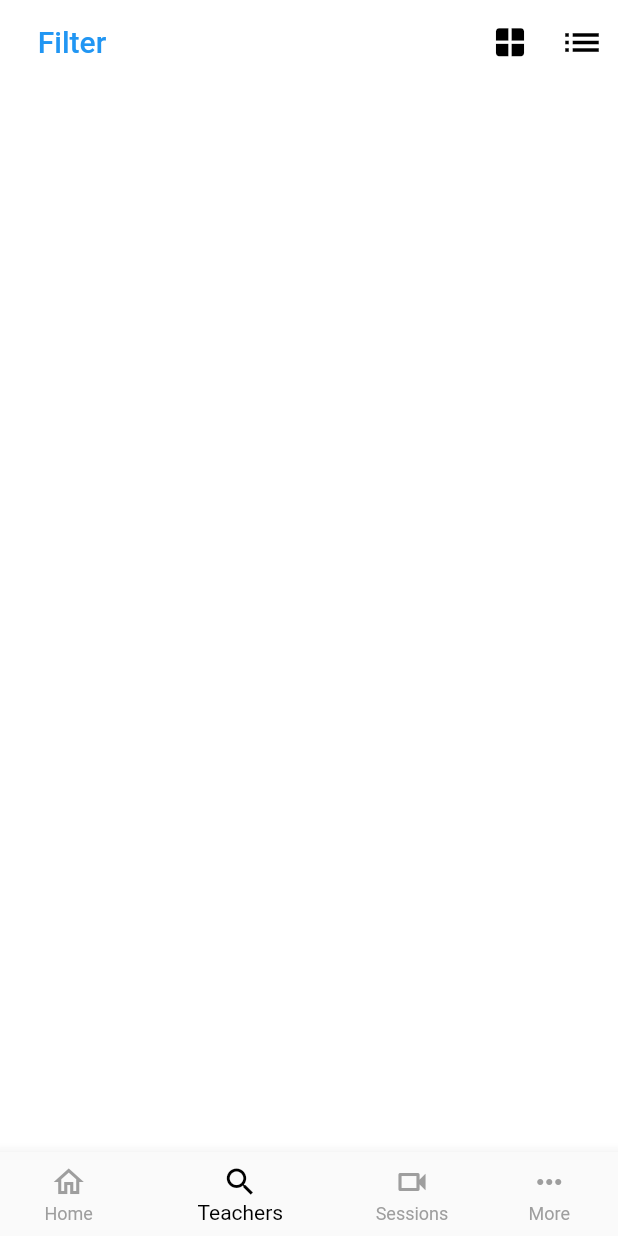
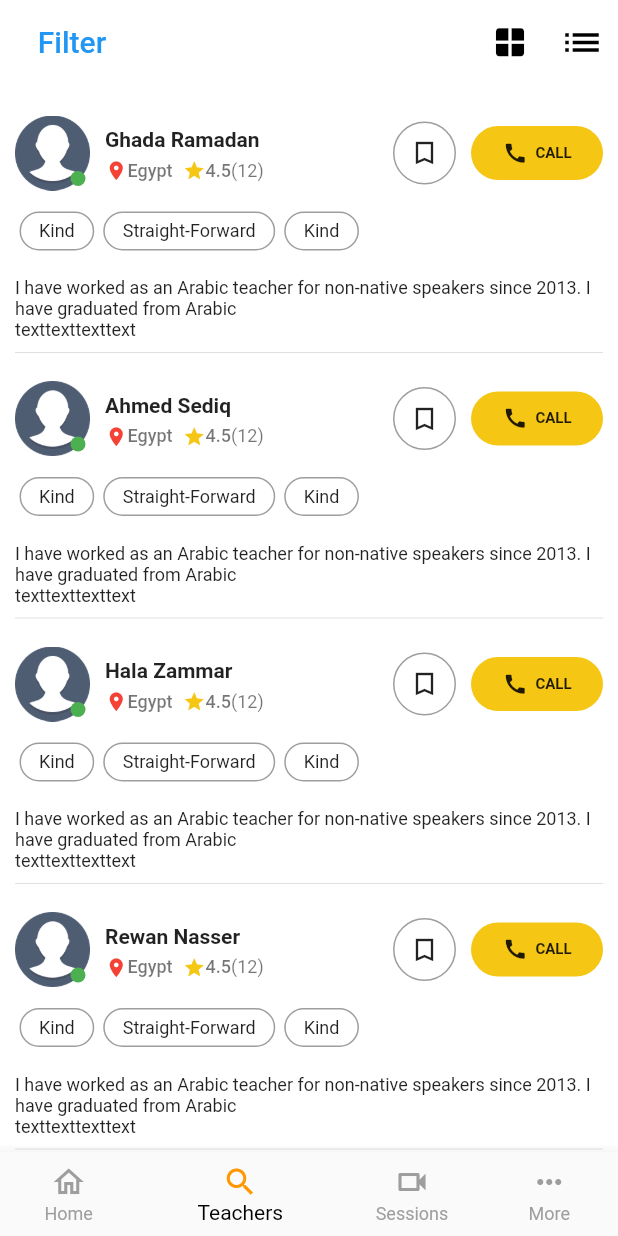
Before and after one commit to Modather-ali/flutter_app, a Flutter app: the screen it shows after launch, on a phone screen of 412 x 824 dp. Run offline on Flutter 3.47's test engine with Material 2 defaults, Android fonts, the phone set to English and light mode, and no system bars.

Commit message:
new update

```diff
--- a/lib/main.dart
+++ b/lib/main.dart
@@ -45,19 +45,28 @@ class _MyHomePageState extends State<MyHomePage> {
         selectedLabelStyle: const TextStyle(color: Colors.black),
         items: [
           _barItem(
-            icon: const Icon(Icons.home_outlined),
+            icon: const Icon(
+              Icons.home_outlined,
+            ),
             label: "Home",
           ),
           _barItem(
-            icon: const Icon(Icons.search),
+            icon: const Icon(
+              Icons.search,
+              color: Colors.orange,
+            ),
             label: "Teachers",
           ),
           _barItem(
-            icon: const Icon(Icons.videocam_outlined),
+            icon: const Icon(
+              Icons.videocam_outlined,
+            ),
             label: "Sessions",
           ),
           _barItem(
-            icon: const Icon(Icons.more_horiz),
+            icon: const Icon(
+              Icons.more_horiz,
+            ),
             label: "More",
           ),
         ],
--- /dev/null
+++ b/lib/modules/teacher.dart
@@ -0,0 +1,44 @@
+class Teacher {
+  final String name;
+  final String description;
+
+  Teacher({
+    required this.name,
+    required this.description,
+  });
+}
+
+List teachersList = <Teacher>[
+  Teacher(
+      name: "Ghada Ramadan",
+      description:
+          "I have worked as an Arabic teacher for non-native speakers since 2013. I have graduated from Arabic\ntexttexttexttext"),
+  Teacher(
+      name: "Ahmed Sediq",
+      description:
+          "I have worked as an Arabic teacher for non-native speakers since 2013. I have graduated from Arabic\ntexttexttexttext"),
+  Teacher(
+      name: "Hala Zammar",
+      description:
+          "I have worked as an Arabic teacher for non-native speakers since 2013. I have graduated from Arabic\ntexttexttexttext"),
+  Teacher(
+      name: "Rewan Nasser",
+      description:
+          "I have worked as an Arabic teacher for non-native speakers since 2013. I have graduated from Arabic\ntexttexttexttext"),
+  Teacher(
+      name: "Ghada Ramadan",
+      description:
+          "I have worked as an Arabic teacher for non-native speakers since 2013. I have graduated from Arabic\ntexttexttexttext"),
+  Teacher(
+      name: "Ahmed Sediq",
+      description:
+          "I have worked as an Arabic teacher for non-native speakers since 2013. I have graduated from Arabic\ntexttexttexttext"),
+  Teacher(
+      name: "Hala Zammar",
+      description:
+          "I have worked as an Arabic teacher for non-native speakers since 2013. I have graduated from Arabic\ntexttexttexttext"),
+  Teacher(
+      name: "Rewan Nasser",
+      description:
+          "I have worked as an Arabic teacher for non-native speakers since 2013. I have graduated from Arabic\ntexttexttexttext"),
+];
--- a/lib/screens/teachers.dart
+++ b/lib/screens/teachers.dart
@@ -1,4 +1,7 @@
+import 'package:app/modules/teacher.dart';
 import 'package:flutter/material.dart';
+
+import 'widgets/horizontal_card.dart';
 
 class TeachersScreen extends StatefulWidget {
   const TeachersScreen({Key? key}) : super(key: key);
@@ -28,7 +31,6 @@ class _TeachersScreenState extends State<TeachersScreen> {
             icon: const Icon(
               Icons.window,
               size: 25,
-              // color: Colors,
             ),
           ),
           IconButton(
@@ -36,11 +38,22 @@ class _TeachersScreenState extends State<TeachersScreen> {
             icon: const Icon(
               Icons.list,
               size: 30,
-              // color: Colors,
             ),
           ),
         ],
       ),
+      body: ListView.separated(
+        padding: const EdgeInsets.all(10),
+        itemCount: teachersList.length,
+        itemBuilder: (context, index) {
+          return HorizontalCard(
+            teacher: teachersList[index],
+          );
+        },
+        separatorBuilder: (context, index) {
+          return const Divider();
+        },
+      ),
     );
   }
 }
--- /dev/null
+++ b/lib/screens/widgets/horizontal_card.dart
@@ -0,0 +1,186 @@
+import 'package:app/modules/teacher.dart';
+import 'package:flutter/material.dart';
+
+class HorizontalCard extends StatefulWidget {
+  final Teacher teacher;
+  const HorizontalCard({Key? key, required this.teacher}) : super(key: key);
+
+  @override
+  State<HorizontalCard> createState() => _HorizontalCardState();
+}
+
+class _HorizontalCardState extends State<HorizontalCard> {
+  @override
+  Widget build(BuildContext context) {
+    return SizedBox(
+      child: Column(
+        children: [
+          Row(
+            children: [
+              Expanded(
+                child: ListTile(
+                  contentPadding: EdgeInsets.zero,
+                  minVerticalPadding: 0,
+                  minLeadingWidth: 0,
+                  horizontalTitleGap: 10.0,
+                  leading: Stack(
+                    children: [
+                      Image.asset("assets/user.png", height: 50),
+                      Positioned(
+                        bottom: 3,
+                        right: 3,
+                        child: Container(
+                          height: 10,
+                          width: 10,
+                          decoration: const BoxDecoration(
+                            shape: BoxShape.circle,
+                            color: Colors.green,
+                          ),
+                        ),
+                      )
+                    ],
+                  ),
+                  title: Text(
+                    widget.teacher.name,
+                    style: const TextStyle(
+                        fontWeight: FontWeight.w600, fontSize: 14),
+                  ),
+                  subtitle: Row(
+                    children: const [
+                      Icon(
+                        Icons.location_on,
+                        color: Colors.red,
+                        size: 15,
+                      ),
+                      Text(
+                        "Egypt",
+                        style: TextStyle(
+                            fontWeight: FontWeight.w500, fontSize: 12),
+                      ),
+                      SizedBox(
+                        width: 7,
+                      ),
+                      Icon(
+                        Icons.star,
+                        color: Color(0xFFF5C614),
+                        size: 15,
+                      ),
+                      Text(
+                        "4.5",
+                        style: TextStyle(
+                            fontWeight: FontWeight.w500, fontSize: 12),
+                      ),
+                      Text(
+                        "(12)",
+                        style: TextStyle(
+                            fontWeight: FontWeight.w400, fontSize: 12),
+                      ),
+                    ],
+                  ),
+                ),
+              ),
+              GestureDetector(
+                onTap: () {},
+                child: Container(
+                  alignment: Alignment.center,
+                  padding: const EdgeInsets.all(10),
+                  decoration: BoxDecoration(
+                    shape: BoxShape.circle,
+                    border: Border.all(color: Colors.grey),
+                  ),
+                  child: const Icon(
+                    Icons.bookmark_outline_sharp,
+                    size: 20,
+                  ),
+                ),
+              ),
+              const SizedBox(
+                width: 10,
+              ),
+              MaterialButton(
+                onPressed: () {},
+                color: const Color(0xFFF5C614),
+                padding: const EdgeInsets.symmetric(vertical: 8, horizontal: 8),
+                shape: RoundedRectangleBorder(
+                  borderRadius: BorderRadius.circular(20),
+                ),
+                elevation: 0.0,
+                child: Row(
+                  children: const [
+                    Icon(
+                      Icons.call,
+                      size: 17,
+                    ),
+                    SizedBox(
+                      width: 5,
+                    ),
+                    Text(
+                      "CALL",
+                      style:
+                          TextStyle(fontWeight: FontWeight.w600, fontSize: 10),
+                    ),
+                  ],
+                ),
+              ),
+            ],
+          ),
+          SingleChildScrollView(
+            child: Row(
+              children: [
+                Container(
+                  margin: const EdgeInsets.all(3),
+                  padding:
+                      const EdgeInsets.symmetric(horizontal: 12, vertical: 5),
+                  decoration: BoxDecoration(
+                    border: Border.all(color: Colors.grey),
+                    borderRadius: BorderRadius.circular(30),
+                  ),
+                  child: const Text("Kind",
+                      style: TextStyle(
+                        fontSize: 12,
+                      )),
+                ),
+                Container(
+                  margin: const EdgeInsets.all(3),
+                  padding:
+                      const EdgeInsets.symmetric(horizontal: 12, vertical: 5),
+                  decoration: BoxDecoration(
+                    border: Border.all(color: Colors.grey),
+                    borderRadius: BorderRadius.circular(30),
+                  ),
+                  child: const Text("Straight-Forward",
+                      style: TextStyle(
+                        fontSize: 12,
+                      )),
+                ),
+                Container(
+                  margin: const EdgeInsets.all(3),
+                  padding:
+                      const EdgeInsets.symmetric(horizontal: 12, vertical: 5),
+                  decoration: BoxDecoration(
+                    border: Border.all(color: Colors.grey),
+                    borderRadius: BorderRadius.circular(30),
+                  ),
+                  child: const Text("Kind",
+                      style: TextStyle(
+                        fontSize: 12,
+                      )),
+                ),
+              ],
+            ),
+          ),
+          const SizedBox(
+            height: 15,
+          ),
+          Text(
+            widget.teacher.description,
+            style: const TextStyle(
+              fontSize: 12,
+              fontWeight: FontWeight.w400,
+            ),
+          ),
+        ],
+      ),
+    );
+  }
+}
--- a/pubspec.yaml
+++ b/pubspec.yaml
@@ -58,9 +58,8 @@ flutter:
   uses-material-design: true
 
   # To add assets to your application, add an assets section, like this:
-  # assets:
-  #   - images/a_dot_burr.jpeg
-  #   - images/a_dot_ham.jpeg
+  assets:
+    - assets/
 
   # An image asset can refer to one or more resolution-specific "variants", see
   # https://flutter.dev/assets-and-images/#resolution-aware
```
Also changed, not shown: assets/user.png (added).
